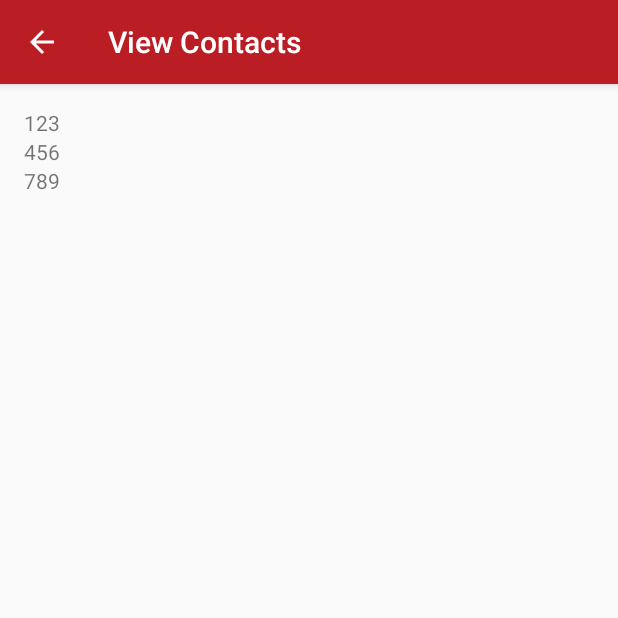
After one commit to juliusvega998/contacts-manager, an Android app: the ViewContactActivity screen opened directly, with no data from a screen before it, on a phone screen of 412 x 824 dp, the top half of it. The commit adds this screen. Run offline under Robolectric (Android 15) with nearby library versions, the phone set to English and light mode, and no system bars.

Commit message:
Added recycler view that has dummy data

```diff
--- a/app/src/main/java/com/example/aspirev3/farmmodule/AddContactActivityFragment.java
+++ b/app/src/main/java/com/example/aspirev3/farmmodule/AddContactActivityFragment.java
@@ -57,12 +57,7 @@ public class AddContactActivityFragment extends Fragment {
         go_back.setOnClickListener(new View.OnClickListener() {
             @Override
             public void onClick(View v) {
-                SharedPreferences settings = PreferenceManager.getDefaultSharedPreferences(getActivity());
-                String username = settings.getString("currUsername", null);
-
                 Intent intent = new Intent(getActivity(), HomeActivity.class);
-                intent.putExtra("username", username);
-
                 startActivity(intent);
             }
         });
--- a/app/src/main/java/com/example/aspirev3/farmmodule/MainActivityFragment.java
+++ b/app/src/main/java/com/example/aspirev3/farmmodule/MainActivityFragment.java
@@ -38,8 +38,6 @@ public class MainActivityFragment extends Fragment {
 
                 if(db.login(username, password) != null) {
                     Intent intent = new Intent(getActivity(), HomeActivity.class);
-                    intent.putExtra("username", username);
-
                     Utility.changeCurrUser(getActivity(), username, true);
                     startActivity(intent);
                 } else {
--- a/app/src/main/java/com/example/aspirev3/farmmodule/RegisterActivityFragment.java
+++ b/app/src/main/java/com/example/aspirev3/farmmodule/RegisterActivityFragment.java
@@ -47,10 +47,7 @@ public class RegisterActivityFragment extends Fragment {
                 }
                 else if (db.register(username, password)) {
                     Intent intent = new Intent(getActivity(), HomeActivity.class);
-                    intent.putExtra("username", username);
-
                     Utility.changeCurrUser(getActivity(), username, true);
-
                     Utility.showToast(getActivity(), "Registered!");
                     startActivity(intent);
                 } else {
--- /dev/null
+++ b/app/src/main/java/com/example/aspirev3/farmmodule/ViewContactActivity.java
@@ -0,0 +1,18 @@
+package com.example.aspirev3.farmmodule;
+
+import android.os.Bundle;
+import android.support.v7.app.AppCompatActivity;
+import android.support.v7.widget.Toolbar;
+
+public class ViewContactActivity extends AppCompatActivity {
+
+    @Override
+    protected void onCreate(Bundle savedInstanceState) {
+        super.onCreate(savedInstanceState);
+        setContentView(R.layout.activity_view_contact);
+        Toolbar toolbar = (Toolbar) findViewById(R.id.toolbar);
+        setSupportActionBar(toolbar);
+        getSupportActionBar().setDisplayHomeAsUpEnabled(true);
+    }
+
+}
--- /dev/null
+++ b/app/src/main/java/com/example/aspirev3/farmmodule/ViewContactActivityFragment.java
@@ -0,0 +1,32 @@
+package com.example.aspirev3.farmmodule;
+
+import android.os.Bundle;
+import android.support.v4.app.Fragment;
+import android.support.v7.widget.LinearLayoutManager;
+import android.support.v7.widget.RecyclerView;
+import android.view.LayoutInflater;
+import android.view.View;
+import android.view.ViewGroup;
+
+import com.example.aspirev3.farmmodule.adapter.ContactListAdapter;
+
+/**
+ * A placeholder fragment containing a simple view.
+ */
+public class ViewContactActivityFragment extends Fragment {
+
+    public ViewContactActivityFragment() {
+    }
+
+    @Override
+    public View onCreateView(LayoutInflater inflater, ViewGroup container,
+                             Bundle savedInstanceState) {
+        String[] sample = {"123", "456", "789"};
+        View view = inflater.inflate(R.layout.fragment_view_contact, container, false);
+        RecyclerView rv = (RecyclerView) view.findViewById(R.id.contact_list);
+
+        rv.setLayoutManager(new LinearLayoutManager(getActivity()));
+        rv.setAdapter(new ContactListAdapter(sample));
+        return view;
+    }
+}
--- /dev/null
+++ b/app/src/main/java/com/example/aspirev3/farmmodule/adapter/ContactListAdapter.java
@@ -0,0 +1,46 @@
+package com.example.aspirev3.farmmodule.adapter;
+
+import android.support.v7.widget.RecyclerView;
+import android.view.LayoutInflater;
+import android.view.View;
+import android.view.ViewGroup;
+import android.widget.TextView;
+
+import com.example.aspirev3.farmmodule.R;
+
+/**
+ * Created by Aspire V3 on 6/17/2016.
+ */
+public class ContactListAdapter extends RecyclerView.Adapter<ContactListAdapter.ViewHolder> {
+    private String[] mContacts;
+
+    public static class ViewHolder extends RecyclerView.ViewHolder {
+        public TextView mTextView;
+        public ViewHolder(View v) {
+            super(v);
+            mTextView = (TextView) v.findViewById(R.id.contact);
+        }
+    }
+
+    public ContactListAdapter(String[] contacts) {
+        this.mContacts = contacts;
+    }
+
+    @Override
+    public ContactListAdapter.ViewHolder onCreateViewHolder(ViewGroup parent, int viewType) {
+        View v = LayoutInflater.from(parent.getContext())
+                .inflate(R.layout.contact_text_view, parent, false);
+        ViewHolder vh = new ViewHolder(v);
+        return vh;
+    }
+
+    @Override
+    public void onBindViewHolder(ViewHolder holder, int position) {
+        holder.mTextView.setText(mContacts[position]);
+    }
+
+    @Override
+    public int getItemCount() {
+        return mContacts.length;
+    }
+}
--- /dev/null
+++ b/app/src/main/res/layout/activity_view_contact.xml
@@ -0,0 +1,26 @@
+<?xml version="1.0" encoding="utf-8"?>
+<android.support.design.widget.CoordinatorLayout xmlns:android="http://schemas.android.com/apk/res/android"
+    xmlns:app="http://schemas.android.com/apk/res-auto"
+    xmlns:tools="http://schemas.android.com/tools"
+    android:layout_width="match_parent"
+    android:layout_height="match_parent"
+    android:fitsSystemWindows="true"
+    tools:context="com.example.aspirev3.farmmodule.ViewContactActivity">
+
+    <android.support.design.widget.AppBarLayout
+        android:layout_width="match_parent"
+        android:layout_height="wrap_content"
+        android:theme="@style/AppTheme.AppBarOverlay">
+
+        <android.support.v7.widget.Toolbar
+            android:id="@+id/toolbar"
+            android:layout_width="match_parent"
+            android:layout_height="?attr/actionBarSize"
+            android:background="@color/red"
+            app:popupTheme="@style/AppTheme.PopupOverlay" />
+
+    </android.support.design.widget.AppBarLayout>
+
+    <include layout="@layout/content_view_contact" />
+
+</android.support.design.widget.CoordinatorLayout>
--- /dev/null
+++ b/app/src/main/res/layout/contact_text_view.xml
@@ -0,0 +1,5 @@
+<?xml version="1.0" encoding="utf-8"?>
+<TextView xmlns:android="http://schemas.android.com/apk/res/android"
+    android:id="@+id/contact"
+    android:layout_width="match_parent"
+    android:layout_height="wrap_content" />
--- /dev/null
+++ b/app/src/main/res/layout/fragment_view_contact.xml
@@ -0,0 +1,17 @@
+<RelativeLayout xmlns:android="http://schemas.android.com/apk/res/android"
+    xmlns:tools="http://schemas.android.com/tools"
+    android:layout_width="match_parent"
+    android:layout_height="match_parent"
+    android:paddingBottom="@dimen/activity_vertical_margin"
+    android:paddingLeft="@dimen/activity_horizontal_margin"
+    android:paddingRight="@dimen/activity_horizontal_margin"
+    android:paddingTop="@dimen/activity_vertical_margin"
+    tools:context="com.example.aspirev3.farmmodule.ViewContactActivityFragment"
+    tools:showIn="@layout/activity_view_contact">
+
+    <android.support.v7.widget.RecyclerView
+        android:id="@+id/contact_list"
+        android:scrollbars="vertical"
+        android:layout_width="match_parent"
+        android:layout_height="match_parent" />
+</RelativeLayout>
--- a/app/src/main/res/values/strings.xml
+++ b/app/src/main/res/values/strings.xml
@@ -23,4 +23,6 @@
     <string name="age_hint">Age</string>
     <string name="add_contact_name">Add Contact</string>
     <string name="go_back">Go back</string>
+
+    <string name="title_activity_view_contact">View Contacts</string>
 </resources>
```
Also changed, not shown: app/src/main/AndroidManifest.xml (+10 -1 lines), app/src/main/java/com/example/aspirev3/farmmodule/HomeActivityFragment.java (+13 -1 lines), app/src/main/res/layout/content_view_contact.xml (added, +9 -0 lines), app/src/main/res/menu/menu_view_contact.xml (added, +10 -0 lines).
